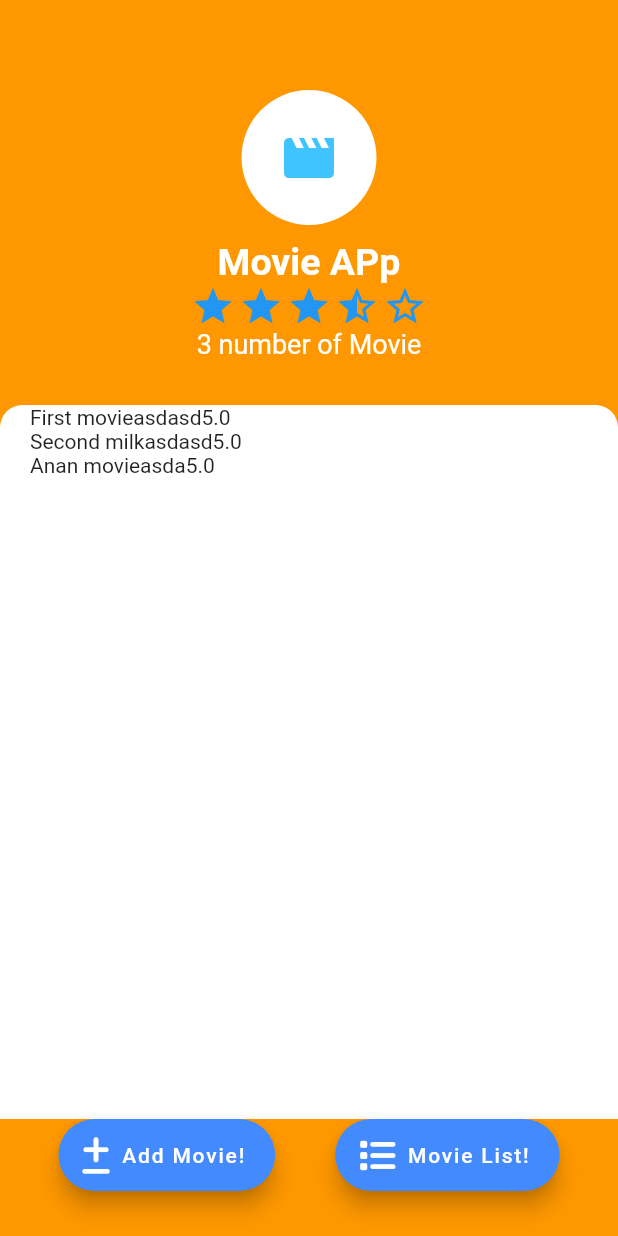
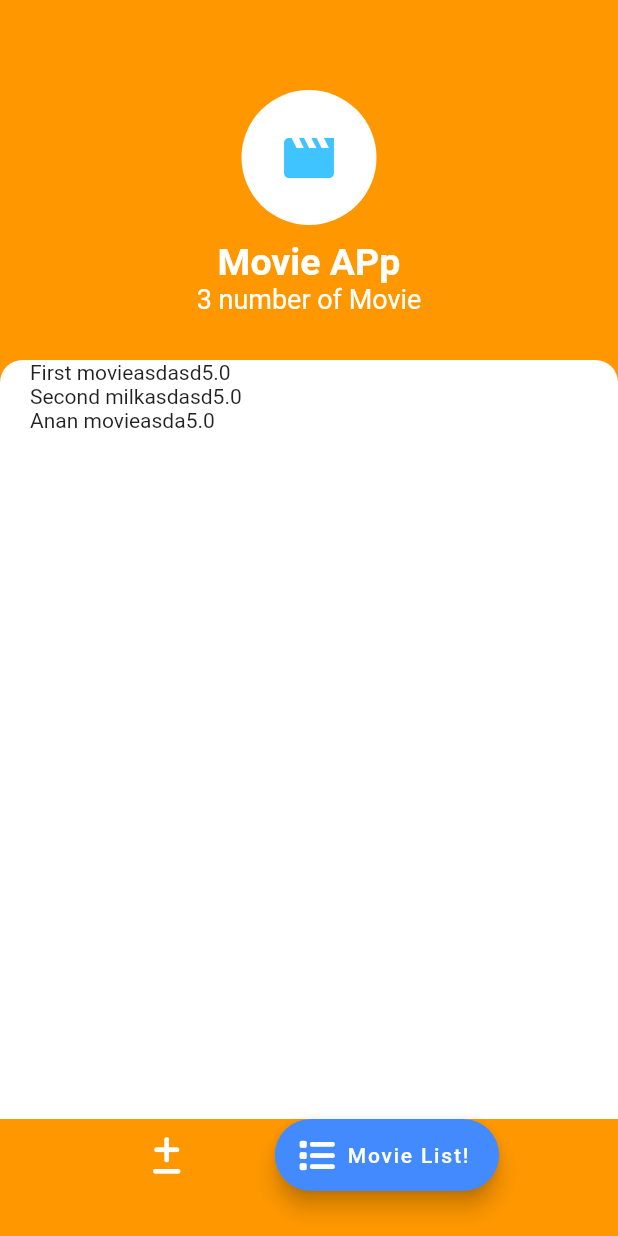
Before and after one commit to remre/movie_rater_app, a Flutter app: the screen it shows after launch, on a phone screen of 412 x 824 dp. Run offline on Flutter 3.47's test engine with Material 2 defaults, Android fonts, the phone set to English and light mode, and no system bars; drawn by our look-alikes of smooth_star_rating; our stand-ins replace font_awesome_flutter.

Commit message:
add movie screen added

```diff
--- a/lib/main.dart
+++ b/lib/main.dart
@@ -1,6 +1,7 @@
 import 'package:chatgpt_movierater_app/moviescreen.dart';
 import 'package:flutter/material.dart';
 import 'package:provider/provider.dart';
+import 'add_movie.dart';
 import 'movie.dart';
 import 'movie_provider.dart';
 
@@ -17,6 +18,8 @@ class MyApp extends StatelessWidget {
       ChangeNotifierProvider(
         create: (context) => MovieData(),
         child: MaterialApp(
+          initialRoute: '/',
+          routes: {'/add_movie': (context) => AddMovie()},
           debugShowCheckedModeBanner: false,
           // theme: ThemeData().copyWith(
           //     textButtonTheme: TextButtonThemeData(
--- a/lib/movie.dart
+++ b/lib/movie.dart
@@ -41,8 +41,8 @@ class MovieData extends ChangeNotifier {
     return _movies.length;
   }
 
-  void addMovie(String newMovieTitle) {
-    final movie = Movie(title: newMovieTitle, description: '', rating: 5.0);
+  Future addMovie(String newMovieTitle, String description, double rating) async {
+    final movie = await Movie(title: newMovieTitle, description: description, rating: rating);
     _movies.add(movie);
     notifyListeners();
   }
--- a/lib/moviescreen.dart
+++ b/lib/moviescreen.dart
@@ -2,6 +2,7 @@ import 'package:chatgpt_movierater_app/movie_list.dart';
 import 'package:flutter/material.dart';
 import 'package:provider/provider.dart';
 import 'package:font_awesome_flutter/font_awesome_flutter.dart';
+import 'add_movie.dart';
 import 'movie.dart';
 import 'package:smooth_star_rating/smooth_star_rating.dart';
 
@@ -53,23 +54,6 @@ class MovieScreen extends StatelessWidget {
                             fontWeight: FontWeight.w700,
                           ),
                         ),
-                        SmoothStarRating(
-                          rating: rating,
-                          isReadOnly: false,
-                          size: 30,
-                          filledIconData: Icons.star,
-                          halfFilledIconData: Icons.star_half,
-                          defaultIconData: Icons.star_border,
-                          starCount: 5,
-                          allowHalfRating: true,
-                          spacing: 2.0,
-                          onRated: (value) {
-                            print("rating value -> $value");
-                            // Movie.rating =
-                            // print("rating value dd -> ${value.truncate()}");
-                          },
-                        ),
-
                         Text(
                           '${Provider.of<MovieData>(context).movieCount} number of Movie',
                           style: TextStyle(
@@ -98,16 +82,27 @@ class MovieScreen extends StatelessWidget {
                 padding: EdgeInsets.only(bottom: 30,
                   right: 20
                    ),
-                child: FloatingActionButton.extended(
-                  label: Text('Add Movie!'),
-                  backgroundColor: Colors.blueAccent,
-                  icon: FaIcon(FontAwesomeIcons.plusMinus,color: Colors.white,),
-                  // Icon(Icons.add,
-                  // color: Colors.lightBlueAccent,
-                  // size: 50,
-                  // ),
-                  onPressed:  () {
-                  },),
+                child:
+                  TextButton(
+
+                    child: FaIcon(FontAwesomeIcons.plusMinus,color: Colors.white,),
+                    onPressed: () {
+                    Navigator.push(context, MaterialPageRoute(builder: (context) => AddMovie()));
+                  },
+
+                  ),
+                // FloatingActionButton.extended(
+                //   label: Text('Add Movie!'),
+                //   backgroundColor: Colors.blueAccent,
+                //   icon: FaIcon(FontAwesomeIcons.plusMinus,color: Colors.white,),
+                //   // Icon(Icons.add,
+                //   // color: Colors.lightBlueAccent,
+                //   // size: 50,
+                //   // ),
+                //   onPressed:  () {
+                //     // Navigator.pushNamed(context, '/add_movie');
+                //     Navigator.push(context, MaterialPageRoute(builder: (context) => AddMovie()));
+                //   },),
               ),
 
               Container(
```
Also changed, not shown: lib/add_movie.dart (added, +106 -0 lines).
